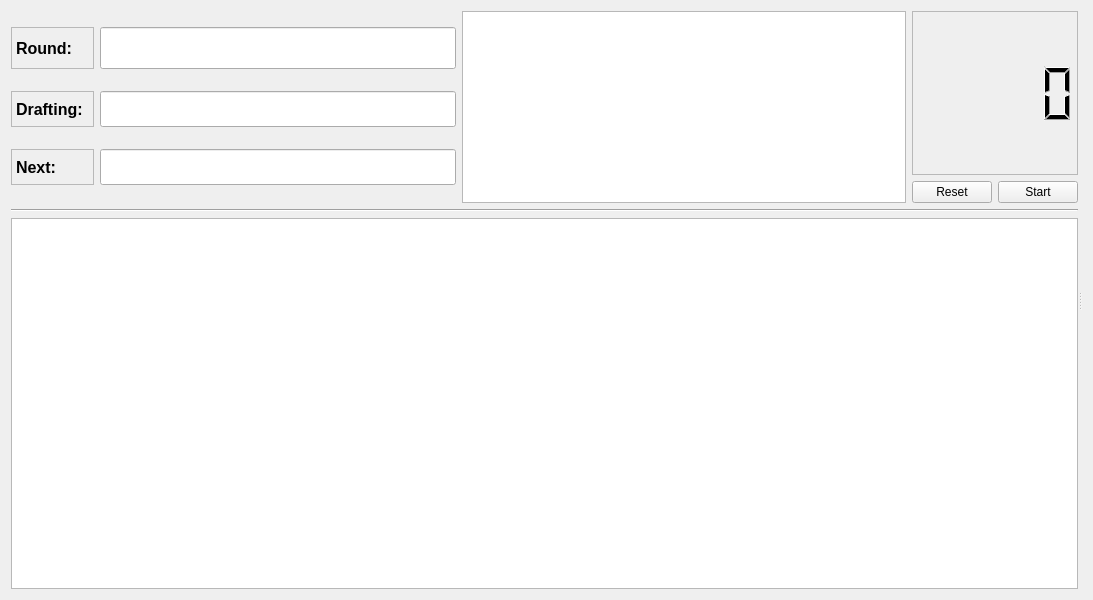
The window that ffdraft/ui/ui_mainwidget.ui (ambrice/ffdraft) describes before a commit, drawn with Qt 5.
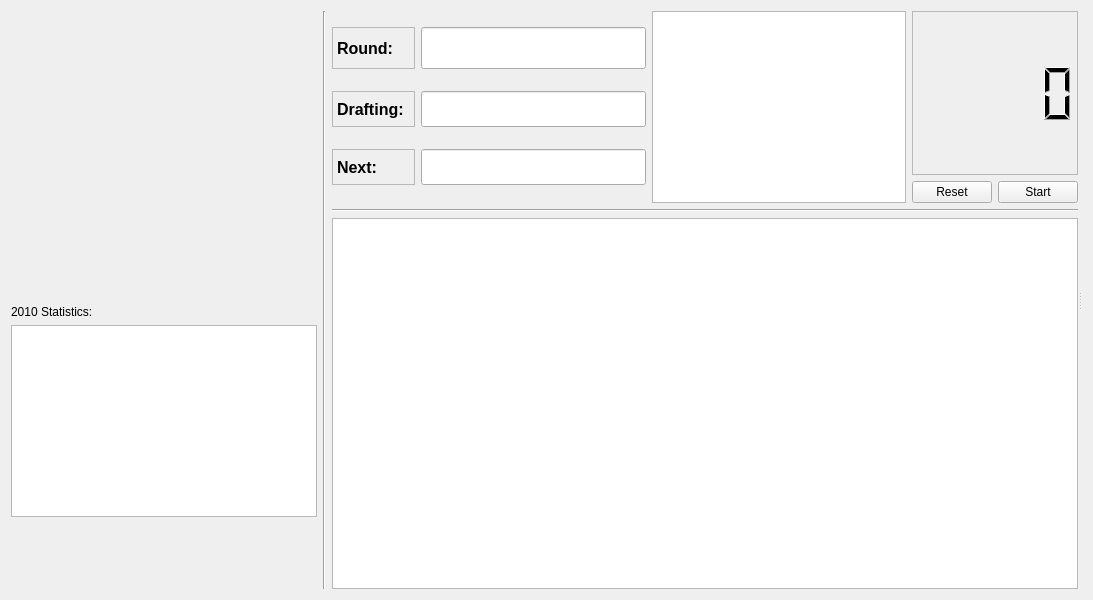
The same window after the commit.

Commit message: Adding stats and images

The edit to the form file:
```diff
--- a/ffdraft/ui/ui_mainwidget.ui
+++ b/ffdraft/ui/ui_mainwidget.ui
@@ -12,10 +12,119 @@
   <property name="windowTitle" >
    <string>Form</string>
   </property>
-  <layout class="QHBoxLayout" name="horizontalLayout_2" >
+  <layout class="QHBoxLayout" name="horizontalLayout_3">
    <item>
-    <widget class="QSplitter" name="splitter" >
-     <property name="orientation" >
+    <layout class="QVBoxLayout" name="verticalLayout_2">
+     <item>
+      <spacer name="verticalSpacer_2">
+       <property name="orientation">
+        <enum>Qt::Vertical</enum>
+       </property>
+       <property name="sizeHint" stdset="0">
+        <size>
+         <width>20</width>
+         <height>40</height>
+        </size>
+       </property>
+      </spacer>
+     </item>
+     <item>
+      <layout class="QHBoxLayout" name="horizontalLayout_2">
+       <item>
+        <spacer name="horizontalSpacer">
+         <property name="orientation">
+          <enum>Qt::Horizontal</enum>
+         </property>
+         <property name="sizeHint" stdset="0">
+          <size>
+           <width>40</width>
+           <height>20</height>
+          </size>
+         </property>
+        </spacer>
+       </item>
+       <item>
+        <widget class="QLabel" name="player_image_view">
+         <property name="minimumSize">
+          <size>
+           <width>165</width>
+           <height>215</height>
+          </size>
+         </property>
+         <property name="text">
+          <string/>
+         </property>
+        </widget>
+       </item>
+       <item>
+        <spacer name="horizontalSpacer_2">
+         <property name="orientation">
+          <enum>Qt::Horizontal</enum>
+         </property>
+         <property name="sizeHint" stdset="0">
+          <size>
+           <width>40</width>
+           <height>20</height>
+          </size>
+         </property>
+        </spacer>
+       </item>
+      </layout>
+     </item>
+     <item>
+      <widget class="QLabel" name="label_4">
+       <property name="text">
+        <string>2010 Statistics:</string>
+       </property>
+      </widget>
+     </item>
+     <item>
+      <widget class="QTableWidget" name="player_stats_table">
+       <property name="alternatingRowColors">
+        <bool>true</bool>
+       </property>
+       <property name="selectionMode">
+        <enum>QAbstractItemView::NoSelection</enum>
+       </property>
+       <property name="selectionBehavior">
+        <enum>QAbstractItemView::SelectRows</enum>
+       </property>
+       <property name="showGrid">
+        <bool>false</bool>
+       </property>
+       <property name="gridStyle">
+        <enum>Qt::NoPen</enum>
+       </property>
+       <attribute name="verticalHeaderVisible">
+        <bool>false</bool>
+       </attribute>
+      </widget>
+     </item>
+     <item>
+      <spacer name="verticalSpacer">
+       <property name="orientation">
+        <enum>Qt::Vertical</enum>
+       </property>
+       <property name="sizeHint" stdset="0">
+        <size>
+         <width>20</width>
+         <height>40</height>
+        </size>
+       </property>
+      </spacer>
+     </item>
+    </layout>
+   </item>
+   <item>
+    <widget class="Line" name="line_2">
+     <property name="orientation">
+      <enum>Qt::Vertical</enum>
+     </property>
+    </widget>
+   </item>
+   <item>
+    <widget class="QSplitter" name="splitter">
+     <property name="orientation">
       <enum>Qt::Horizontal</enum>
      </property>
      <widget class="QWidget" name="layoutWidget" >
```
Left out of the diff: 191 changed lines with no effect on the pictures. The commit also changes 3 other files.
